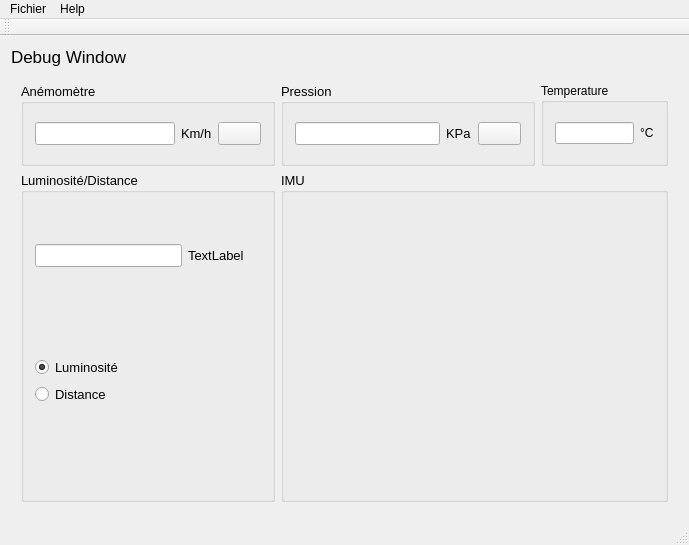
Before: the Qt Designer form WORKSPACE_QT/IHM_Bus_CAN/mainwindow.ui in dorianleveque/S7-CRS-BUS-CAN, drawn with Qt 5.
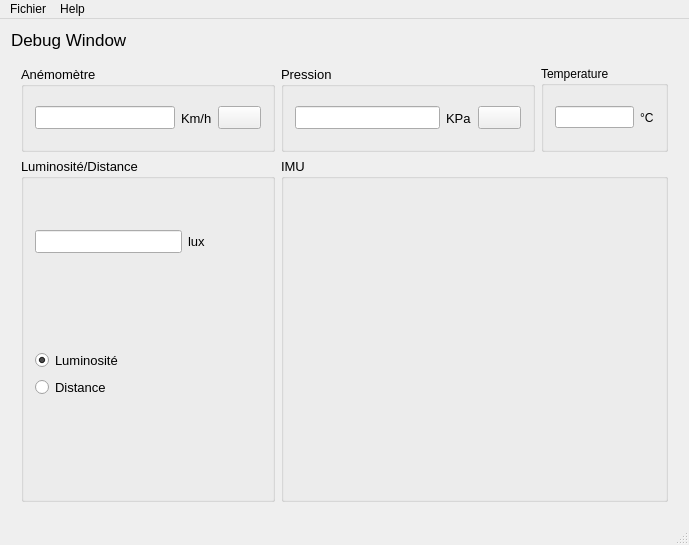
After: the same form once the commit is applied. Icons and pictures are not drawn.

What changed in the file:
```diff
--- a/WORKSPACE_QT/IHM_Bus_CAN/mainwindow.ui
+++ b/WORKSPACE_QT/IHM_Bus_CAN/mainwindow.ui
@@ -145,7 +145,7 @@
              <item>
               <widget class="QLabel" name="luxRangeLabel">
                <property name="text">
-                <string>TextLabel</string>
+                <string>lux</string>
                </property>
               </widget>
              </item>
@@ -309,14 +309,6 @@
    <addaction name="menuFichier"/>
    <addaction name="menuHelp"/>
   </widget>
-  <widget class="QToolBar" name="mainToolBar">
-   <attribute name="toolBarArea">
-    <enum>TopToolBarArea</enum>
-   </attribute>
-   <attribute name="toolBarBreak">
-    <bool>false</bool>
-   </attribute>
-  </widget>
   <widget class="QStatusBar" name="statusBar"/>
   <action name="actionQuit">
    <property name="text">
```
Left out of the diff: 2 changed lines with no effect on the pictures.
